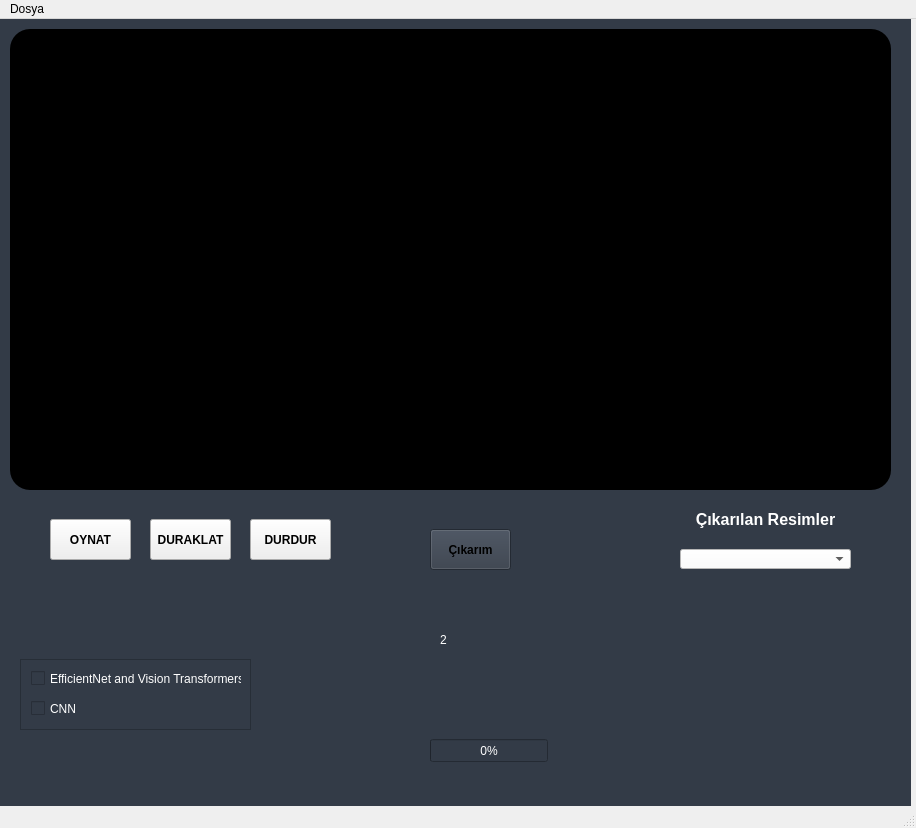
Efekanw/DeepFake-Detection, file ui/den.ui: the form before one commit.
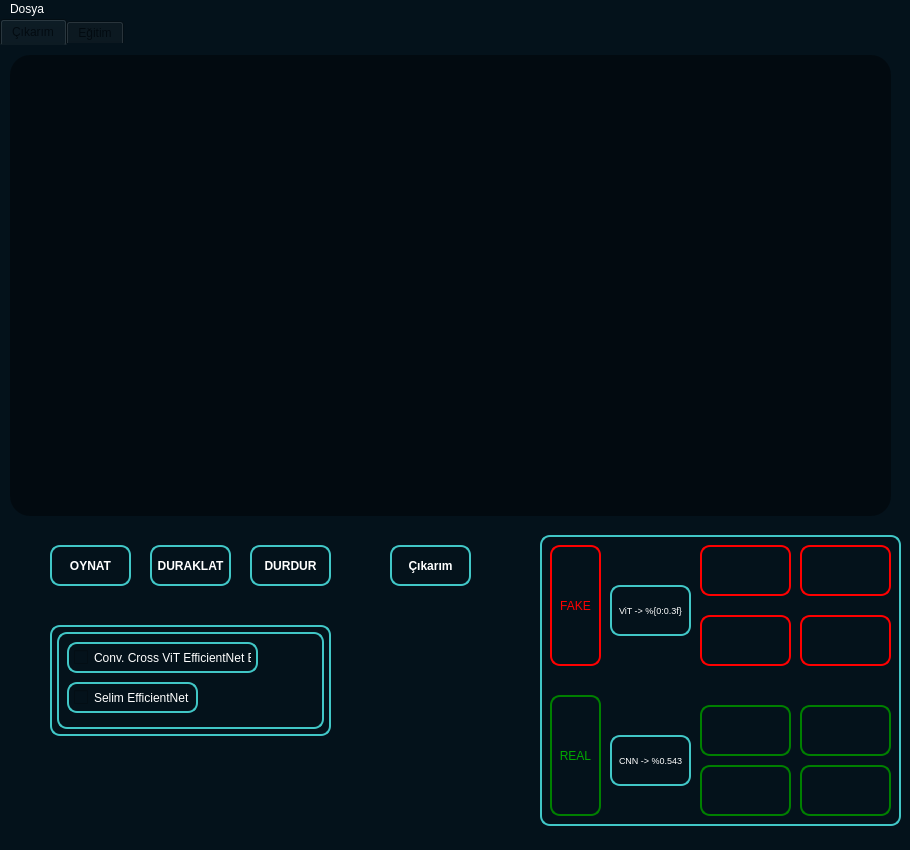
The form after the commit.

What changed in the file:
```diff
--- a/ui/den.ui
+++ b/ui/den.ui
@@ -6,20 +6,20 @@
    <rect>
     <x>0</x>
     <y>0</y>
-    <width>916</width>
-    <height>828</height>
+    <width>910</width>
+    <height>850</height>
    </rect>
   </property>
   <property name="minimumSize">
    <size>
-    <width>916</width>
-    <height>828</height>
+    <width>910</width>
+    <height>850</height>
    </size>
   </property>
   <property name="maximumSize">
    <size>
-    <width>916</width>
-    <height>848</height>
+    <width>910</width>
+    <height>850</height>
    </size>
   </property>
   <property name="cursor">
@@ -32,21 +32,55 @@
    <string>Deep Fake Detection</string>
   </property>
   <property name="styleSheet">
-   <string notr="true"/>
+   <string notr="true">background-color: rgb(4, 18, 27);
+color: rgb(255, 255, 255);
+opacity: 200;
+border-color:  rgb(255, 255, 255);</string>
   </property>
   <widget class="QWidget" name="centralwidget">
+   <property name="styleSheet">
+    <string notr="true">background-color: rgb(4, 18, 27);
+QMenuBar#menubar:hover{
+	padding-left:5px;
+	padding-top:5px;
+	color: rgb(2, 10, 16);
+}</string>
+   </property>
+   <widget class="QTabWidget" name="tabWidget">
+    <property name="geometry">
+     <rect>
+      <x>0</x>
+      <y>0</y>
+      <width>916</width>
+      <height>828</height>
+     </rect>
+    </property>
+    <property name="styleSheet">
+     <string notr="true">background-color: rgb(4, 18, 27);
+color: rgb(255, 255, 255);
+border-color:NONE;
+color: rgb(2, 10, 16);
+opacity: 200;
+</string>
+    </property>
+    <property name="currentIndex">
+     <number>0</number>
+    </property>
+    <widget class="QWidget" name="tabCikarim">
+     <attribute name="title">
+      <string>Çıkarım</string>
+     </attribute>
    <widget class="QWidget" name="widgetAll" native="true">
     <property name="geometry">
      <rect>
       <x>0</x>
       <y>0</y>
       <width>911</width>
-      <height>791</height>
+        <height>781</height>
      </rect>
     </property>
     <property name="styleSheet">
-     <string notr="true">background-color: rgb(51, 59, 71);
-</string>
+       <string notr="true">background-color: rgb(4, 18, 27);</string>
     </property>
     <widget class="QWidget" name="widgetVideo" native="true">
      <property name="geometry">
@@ -58,7 +92,8 @@
       </rect>
      </property>
      <property name="styleSheet">
-      <string notr="true">background-color: rgb(0, 0, 0);
+        <string notr="true">background-color: rgb(4, 18, 27);
+background-color: rgb(2, 10, 16);
 border-radius:20px;
 </string>
      </property>
@@ -66,12 +101,21 @@
     <widget class="QScrollArea" name="scrollArea">
      <property name="geometry">
       <rect>
-       <x>20</x>
-       <y>640</y>
-       <width>231</width>
-       <height>71</height>
-      </rect>
-     </property>
+         <x>50</x>
+         <y>580</y>
+         <width>281</width>
+         <height>111</height>
+        </rect>
+       </property>
+       <property name="styleSheet">
+        <string notr="true">color: rgb(255, 255, 255);
+border: 2px solid;
+padding: 5px;
+border-radius: 10px;
+opacity: 200;
+border-color: rgb(65, 199, 199);
+</string>
+       </property>
      <property name="widgetResizable">
       <bool>true</bool>
      </property>
@@ -80,8 +124,8 @@
        <rect>
         <x>0</x>
         <y>0</y>
-        <width>229</width>
-        <height>69</height>
+          <width>267</width>
+          <height>97</height>
        </rect>
       </property>
       <widget class="QCheckBox" name="check_box_vision_transformer">
@@ -89,8 +133,8 @@
         <rect>
          <x>10</x>
          <y>10</y>
-         <width>211</width>
-         <height>17</height>
+           <width>191</width>
+           <height>31</height>
         </rect>
        </property>
        <property name="font">
@@ -106,16 +150,16 @@
         <string notr="true">color: rgb(255, 255, 255);</string>
        </property>
        <property name="text">
-        <string>EfficientNet and Vision Transformers</string>
+          <string>Conv. Cross ViT EfficientNet B0</string>
        </property>
       </widget>
       <widget class="QCheckBox" name="check_box_cnn">
        <property name="geometry">
         <rect>
          <x>10</x>
-         <y>40</y>
-         <width>70</width>
-         <height>17</height>
+           <y>50</y>
+           <width>131</width>
+           <height>31</height>
         </rect>
        </property>
        <property name="cursor">
@@ -125,130 +169,17 @@
         <string notr="true">color: rgb(255, 255, 255);</string>
        </property>
        <property name="text">
-        <string>CNN</string>
+          <string>Selim EfficientNet B7</string>
        </property>
       </widget>
      </widget>
     </widget>
-    <widget class="QLabel" name="labelResult">
-     <property name="geometry">
-      <rect>
-       <x>440</x>
-       <y>600</y>
-       <width>121</width>
-       <height>41</height>
-      </rect>
-     </property>
-     <property name="styleSheet">
-      <string notr="true">color:rgb(255, 255, 255)</string>
-     </property>
-     <property name="text">
-      <string>2</string>
-     </property>
-    </widget>
-    <widget class="QProgressBar" name="progressBarVisionTransformer">
-     <property name="geometry">
-      <rect>
-       <x>430</x>
-       <y>720</y>
-       <width>118</width>
-       <height>23</height>
-      </rect>
-     </property>
-     <property name="styleSheet">
-      <string notr="true">color: rgb(255, 255, 255);</string>
-     </property>
-     <property name="value">
-      <number>0</number>
-     </property>
-    </widget>
-    <widget class="QLabel" name="label_Resimler">
-     <property name="geometry">
-      <rect>
-       <x>650</x>
-       <y>490</y>
-       <width>231</width>
-       <height>20</height>
-      </rect>
-     </property>
-     <property name="font">
-      <font>
-       <pointsize>12</pointsize>
-       <weight>75</weight>
-       <bold>true</bold>
-      </font>
-     </property>
-     <property name="styleSheet">
-      <string notr="true">color: rgb(255, 255, 255);</string>
-     </property>
-     <property name="text">
-      <string>Çıkarılan Resimler</string>
-     </property>
-     <property name="alignment">
-      <set>Qt::AlignCenter</set>
-     </property>
-    </widget>
-    <widget class="QComboBox" name="comboBoxResimler">
-     <property name="geometry">
-      <rect>
-       <x>680</x>
-       <y>530</y>
-       <width>171</width>
-       <height>20</height>
-      </rect>
-     </property>
-     <property name="cursor">
-      <cursorShape>PointingHandCursor</cursorShape>
-     </property>
-     <property name="styleSheet">
-      <string notr="true">border-color: rgb(0, 0, 0);
-background-color: rgb(255, 255, 255);
-</string>
-     </property>
-    </widget>
-    <widget class="QPushButton" name="pushButtonInference">
-     <property name="geometry">
-      <rect>
-       <x>430</x>
-       <y>510</y>
-       <width>81</width>
-       <height>41</height>
-      </rect>
-     </property>
-     <property name="font">
-      <font>
-       <weight>75</weight>
-       <bold>true</bold>
-      </font>
-     </property>
-     <property name="cursor">
-      <cursorShape>PointingHandCursor</cursorShape>
-     </property>
-     <property name="styleSheet">
-      <string notr="true">QPushButton#pushButtonInference{
-	background-color: qlineargradient(spread:pad, x:1:0, y1:0.505682, x2:1, y2:0.477, stop:0 rgba(20,47,78,219), stop:1 rgba(85,98,112,226));
-}
-QPushButton#pushButtonInference:hover{
-	background-color: qlineargradient(spread:pad, x:1:0, y1:0.505682, x2:1, y2:0.477, stop:0 rgba(40,67,98,219), stop:1 rgba(105,118,132,226));
-}
-QPushButton#pushButtonInference:pressed{
-	padding-left:5px;
-	padding-top:5px;
-	background-color:rgba(105,118,132,200);
-}
-border: 1px solid black;
-border-radius:5px;</string>
-     </property>
-     <property name="text">
-      <string>Çıkarım</string>
-     </property>
-    </widget>
     <widget class="QWidget" name="widgetButtons" native="true">
      <property name="geometry">
       <rect>
        <x>30</x>
        <y>490</y>
-       <width>321</width>
+         <width>641</width>
        <height>61</height>
       </rect>
      </property>
@@ -286,6 +217,19 @@
 	padding-top:5px;
 	background-color:rgba(105,118,132,200);
 }
+QPushButton#pushButtonInference{
+    background-color: qlineargradient(spread:pad, x:1:0, y1:0.505682, x2:1, y2:0.477, stop:0 rgba(20,47,78,219), stop:1 rgba(85,98,112,226));
+}
+QPushButton#pushButtonInference:hover{
+    background-color: qlineargradient(spread:pad, x:1:0, y1:0.505682, x2:1, y2:0.477, stop:0 rgba(40,67,98,219), stop:1 rgba(105,118,132,226));
+}
+QPushButton#pushButtonInference:pressed{
+    padding-left:5px;
+    padding-top:5px;
+    background-color:rgba(105,118,132,200);
+}
+border: 1px solid black;
+border-radius:5px;
 
 </string>
      </property>
@@ -307,6 +251,14 @@
       <property name="cursor">
        <cursorShape>PointingHandCursor</cursorShape>
       </property>
+        <property name="styleSheet">
+         <string notr="true">color: rgb(255, 255, 255);
+border: 2px solid;
+padding: 5px;
+border-radius: 10px;
+opacity: 200;
+border-color: rgb(65, 199, 199);</string>
+        </property>
       <property name="text">
        <string>OYNAT</string>
       </property>
@@ -329,6 +281,14 @@
       <property name="cursor">
        <cursorShape>PointingHandCursor</cursorShape>
       </property>
+        <property name="styleSheet">
+         <string notr="true">color: rgb(255, 255, 255);
+border: 2px solid;
+padding: 5px;
+border-radius: 10px;
+opacity: 200;
+border-color: rgb(65, 199, 199);</string>
+        </property>
       <property name="text">
        <string>DURAKLAT</string>
       </property>
@@ -351,10 +311,342 @@
       <property name="cursor">
        <cursorShape>PointingHandCursor</cursorShape>
       </property>
+        <property name="styleSheet">
+         <string notr="true">color: rgb(255, 255, 255);
+border: 2px solid;
+padding: 5px;
+border-radius: 10px;
+opacity: 200;
+border-color: rgb(65, 199, 199);</string>
+        </property>
       <property name="text">
        <string>DURDUR</string>
       </property>
      </widget>
+       <widget class="QPushButton" name="pushButtonInference">
+        <property name="geometry">
+         <rect>
+          <x>360</x>
+          <y>10</y>
+          <width>81</width>
+          <height>41</height>
+         </rect>
+        </property>
+        <property name="font">
+         <font>
+          <weight>75</weight>
+          <bold>true</bold>
+         </font>
+        </property>
+        <property name="cursor">
+         <cursorShape>PointingHandCursor</cursorShape>
+        </property>
+        <property name="styleSheet">
+         <string notr="true">color: rgb(255, 255, 255);
+border: 2px solid;
+padding: 5px;
+border-radius: 10px;
+opacity: 200;
+border-color: rgb(65, 199, 199);</string>
+        </property>
+        <property name="text">
+         <string>Çıkarım</string>
+        </property>
+       </widget>
+      </widget>
+      <widget class="QGroupBox" name="groupBoxSonuc">
+       <property name="geometry">
+        <rect>
+         <x>540</x>
+         <y>490</y>
+         <width>361</width>
+         <height>291</height>
+        </rect>
+       </property>
+       <property name="styleSheet">
+        <string notr="true">color: rgb(255, 255, 255);
+border: 2px solid;
+padding: 5px;
+border-radius: 10px;
+opacity: 200;
+border-color: rgb(65, 199, 199);</string>
+       </property>
+       <property name="title">
+        <string/>
+       </property>
+       <widget class="QLabel" name="labelFake">
+        <property name="geometry">
+         <rect>
+          <x>10</x>
+          <y>10</y>
+          <width>51</width>
+          <height>121</height>
+         </rect>
+        </property>
+        <property name="layoutDirection">
+         <enum>Qt::LeftToRight</enum>
+        </property>
+        <property name="styleSheet">
+         <string notr="true">border: 2px solid;
+color: rgb(255, 0, 0);
+padding: 5px;
+border-radius: 10px;
+border-color: red;</string>
+        </property>
+        <property name="text">
+         <string>FAKE</string>
+        </property>
+        <property name="scaledContents">
+         <bool>false</bool>
+        </property>
+        <property name="alignment">
+         <set>Qt::AlignCenter</set>
+        </property>
+       </widget>
+       <widget class="QLabel" name="labelReal">
+        <property name="geometry">
+         <rect>
+          <x>10</x>
+          <y>160</y>
+          <width>51</width>
+          <height>121</height>
+         </rect>
+        </property>
+        <property name="layoutDirection">
+         <enum>Qt::LeftToRight</enum>
+        </property>
+        <property name="styleSheet">
+         <string notr="true">border: 2px solid;
+padding: 5px;
+color: rgb(0, 170, 0);
+border-radius: 10px;
+opacity: 200;
+border-color: green;</string>
+        </property>
+        <property name="text">
+         <string>REAL</string>
+        </property>
+        <property name="scaledContents">
+         <bool>false</bool>
+        </property>
+        <property name="alignment">
+         <set>Qt::AlignCenter</set>
+        </property>
+       </widget>
+       <widget class="QLabel" name="labelFake1">
+        <property name="geometry">
+         <rect>
+          <x>160</x>
+          <y>10</y>
+          <width>91</width>
+          <height>51</height>
+         </rect>
+        </property>
+        <property name="styleSheet">
+         <string notr="true">border: 2px solid;
+color: rgb(255, 255, 255);
+padding: 5px;
+border-radius: 10px;
+border-color: red;</string>
+        </property>
+        <property name="text">
+         <string/>
+        </property>
+       </widget>
+       <widget class="QLabel" name="labelFake2">
+        <property name="geometry">
+         <rect>
+          <x>260</x>
+          <y>10</y>
+          <width>91</width>
+          <height>51</height>
+         </rect>
+        </property>
+        <property name="styleSheet">
+         <string notr="true">border: 2px solid;
+color: rgb(255, 255, 255);
+padding: 5px;
+border-radius: 10px;
+border-color: red;</string>
+        </property>
+        <property name="text">
+         <string/>
+        </property>
+       </widget>
+       <widget class="QLabel" name="labelFake3">
+        <property name="geometry">
+         <rect>
+          <x>160</x>
+          <y>80</y>
+          <width>91</width>
+          <height>51</height>
+         </rect>
+        </property>
+        <property name="styleSheet">
+         <string notr="true">border: 2px solid;
+color: rgb(255, 255, 255);
+padding: 5px;
+border-radius: 10px;
+border-color: red;</string>
+        </property>
+        <property name="text">
+         <string/>
+        </property>
+       </widget>
+       <widget class="QLabel" name="labelFake4">
+        <property name="geometry">
+         <rect>
+          <x>260</x>
+          <y>80</y>
+          <width>91</width>
+          <height>51</height>
+         </rect>
+        </property>
+        <property name="styleSheet">
+         <string notr="true">border: 2px solid;
+color: rgb(255, 255, 255);
+padding: 5px;
+border-radius: 10px;
+border-color: red;</string>
+        </property>
+        <property name="text">
+         <string/>
+        </property>
+       </widget>
+       <widget class="QLabel" name="labelReal1">
+        <property name="geometry">
+         <rect>
+          <x>160</x>
+          <y>170</y>
+          <width>91</width>
+          <height>51</height>
+         </rect>
+        </property>
+        <property name="styleSheet">
+         <string notr="true">border: 2px solid;
+padding: 5px;
+color: rgb(0, 170, 0);
+border-radius: 10px;
+opacity: 200;
+border-color: green;</string>
+        </property>
+        <property name="text">
+         <string/>
+        </property>
+       </widget>
+       <widget class="QLabel" name="labelReal2">
+        <property name="geometry">
+         <rect>
+          <x>260</x>
+          <y>170</y>
+          <width>91</width>
+          <height>51</height>
+         </rect>
+        </property>
+        <property name="styleSheet">
+         <string notr="true">border: 2px solid;
+padding: 5px;
+color: rgb(0, 170, 0);
+border-radius: 10px;
+opacity: 200;
+border-color: green;</string>
+        </property>
+        <property name="text">
+         <string/>
+        </property>
+       </widget>
+       <widget class="QLabel" name="labelReal3">
+        <property name="geometry">
+         <rect>
+          <x>160</x>
+          <y>230</y>
+          <width>91</width>
+          <height>51</height>
+         </rect>
+        </property>
+        <property name="styleSheet">
+         <string notr="true">border: 2px solid;
+padding: 5px;
+color: rgb(0, 170, 0);
+border-radius: 10px;
+opacity: 200;
+border-color: green;</string>
+        </property>
+        <property name="text">
+         <string/>
+        </property>
+       </widget>
+       <widget class="QLabel" name="labelReal4">
+        <property name="geometry">
+         <rect>
+          <x>260</x>
+          <y>230</y>
+          <width>91</width>
+          <height>51</height>
+         </rect>
+        </property>
+        <property name="styleSheet">
+         <string notr="true">border: 2px solid;
+padding: 5px;
+color: rgb(0, 170, 0);
+border-radius: 10px;
+opacity: 200;
+border-color: green;</string>
+        </property>
+        <property name="text">
+         <string/>
+        </property>
+       </widget>
+       <widget class="QLabel" name="labelFake_result">
+        <property name="enabled">
+         <bool>true</bool>
+        </property>
+        <property name="geometry">
+         <rect>
+          <x>70</x>
+          <y>50</y>
+          <width>81</width>
+          <height>51</height>
+         </rect>
+        </property>
+        <property name="font">
+         <font>
+          <pointsize>7</pointsize>
+         </font>
+        </property>
+        <property name="text">
+         <string>ViT -&gt; %{0:0.3f}</string>
+        </property>
+       </widget>
+       <widget class="QLabel" name="labelReal_result">
+        <property name="geometry">
+         <rect>
+          <x>70</x>
+          <y>200</y>
+          <width>81</width>
+          <height>51</height>
+         </rect>
+        </property>
+        <property name="font">
+         <font>
+          <pointsize>7</pointsize>
+         </font>
+        </property>
+        <property name="text">
+         <string>CNN -&gt; %0.543</string>
+        </property>
+       </widget>
+      </widget>
+      <zorder>scrollArea</zorder>
+      <zorder>widgetButtons</zorder>
+      <zorder>widgetVideo</zorder>
+      <zorder>groupBoxSonuc</zorder>
+     </widget>
+    </widget>
+    <widget class="QWidget" name="tabEgitim">
+     <attribute name="title">
+      <string>Eğitim</string>
+     </attribute>
     </widget>
    </widget>
   </widget>
@@ -364,7 +656,7 @@
     <rect>
      <x>0</x>
      <y>0</y>
-     <width>916</width>
+     <width>910</width>
      <height>21</height>
     </rect>
    </property>
```
Lines whose indentation alone changed are shown as unchanged.
